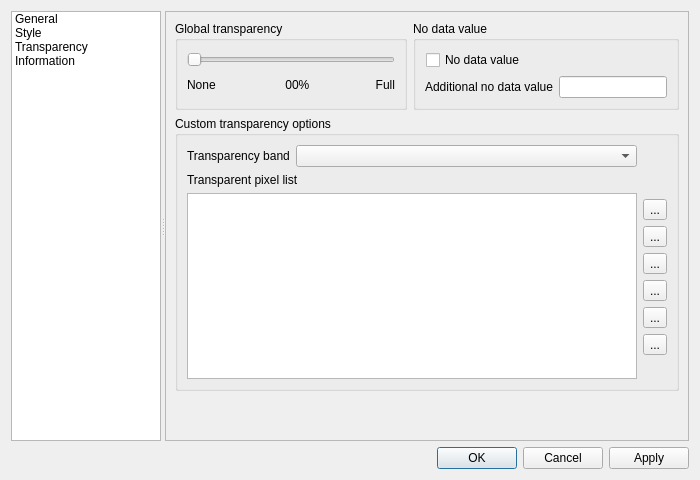
Before: the Qt Designer form qps/ui/rasterlayerpropertiesdialog.ui in EnMAP-Box/qgispluginsupport, drawn with Qt 5.
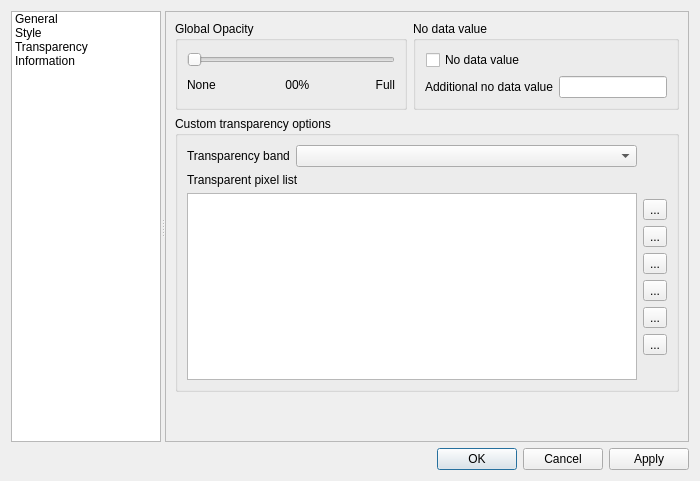
After: the same form once the commit is applied. The open tabs and pages were chosen to show the change. Icons and pictures are not drawn. Custom widgets are drawn as their Qt base class.

Commit message: layerproperties - connected raster layer opacity

Diff of the .ui file:
```diff
--- a/qps/ui/rasterlayerpropertiesdialog.ui
+++ b/qps/ui/rasterlayerpropertiesdialog.ui
@@ -7,7 +7,7 @@
     <x>0</x>
     <y>0</y>
     <width>700</width>
-    <height>480</height>
+    <height>481</height>
    </rect>
   </property>
   <property name="minimumSize">
@@ -1194,7 +1194,7 @@
                 <x>0</x>
                 <y>0</y>
                 <width>525</width>
-                <height>431</height>
+                <height>432</height>
                </rect>
               </property>
               <layout class="QVBoxLayout" name="verticalLayout_8">
@@ -1203,7 +1203,7 @@
                  <item>
                   <widget class="QgsCollapsibleGroupBox" name="gboxGlobalTransp">
                    <property name="title">
-                    <string>Global transparency</string>
+                    <string>Global Opacity</string>
                    </property>
                    <property name="syncGroup">
                     <string notr="true">rastertransp</string>
```
Left out of the diff: 10 changed lines with no effect on the pictures. The commit also changes 2 other files.
